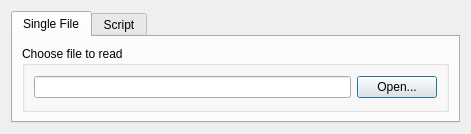
Before: the Qt Designer form src/Interface/Modules/DataIO/ReadMatrixClassic.ui in SCIInstitute/SCIRun, drawn with Qt 5.
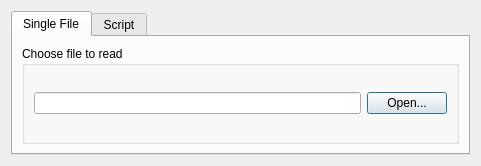
After: the same form once the commit is applied.

Commit message: Increase UI sizes

The edit to the form file:
```diff
--- a/src/Interface/Modules/DataIO/ReadMatrixClassic.ui
+++ b/src/Interface/Modules/DataIO/ReadMatrixClassic.ui
@@ -6,8 +6,8 @@
    <rect>
     <x>0</x>
     <y>0</y>
-    <width>471</width>
-    <height>134</height>
+    <width>481</width>
+    <height>166</height>
    </rect>
   </property>
   <property name="sizePolicy">
@@ -18,8 +18,8 @@
   </property>
   <property name="minimumSize">
    <size>
-    <width>471</width>
-    <height>134</height>
+    <width>481</width>
+    <height>166</height>
    </size>
   </property>
   <property name="windowTitle">
```
The commit also changes 2 other files.
